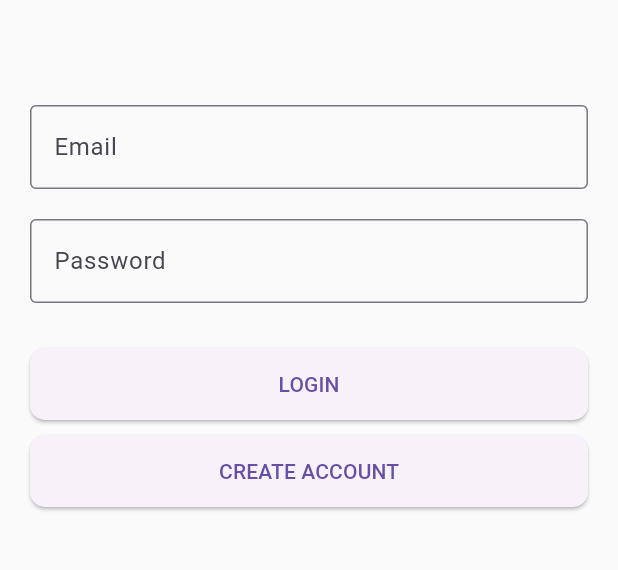
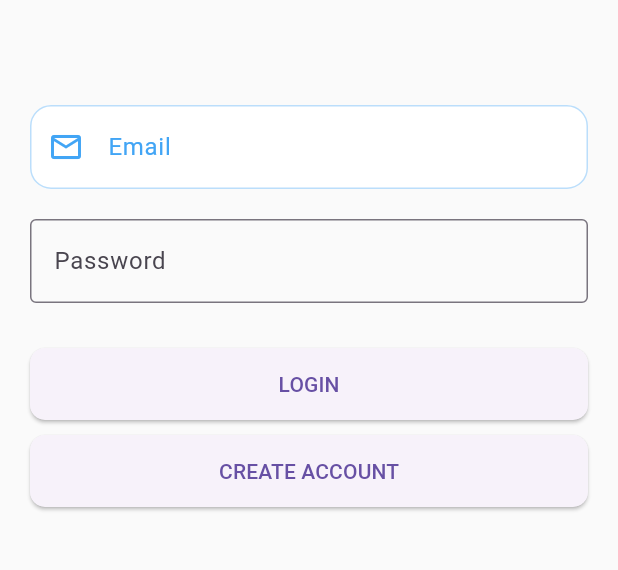
Before and after one commit to benedict003/bhcims_app, a Flutter app: the screen it shows after launch, on a phone screen of 412 x 824 dp, the part 84-654 px from its top. Run offline on Flutter 3.47's test engine with Material 3 defaults, Android fonts, the phone set to English and light mode, and no system bars; our stand-ins replace shared_preferences.

Commit message:
style: improve email field appearance

```diff
--- a/lib/screens/login_screen.dart
+++ b/lib/screens/login_screen.dart
@@ -124,9 +124,9 @@ class _LoginScreenState extends State<LoginScreen> {
             // ================= EMAIL =================
             TextField(
               controller: emailController,
-              decoration: InputDecoration(
-                labelText: 'Email',
-                border: OutlineInputBorder(),
+              decoration: inputStyle(
+                'Email',
+                Icons.email_outlined,
               ),
             ),
 
```
